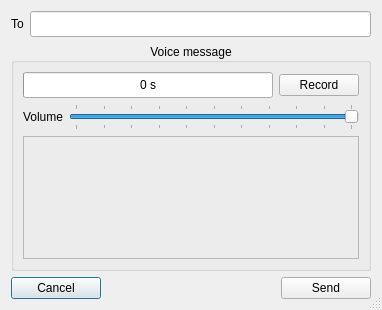
Above: src/voicechat/GuiRecordVoiceMessage.ui from Stkai/BeeBEEP before the change. Below: the same form after it.
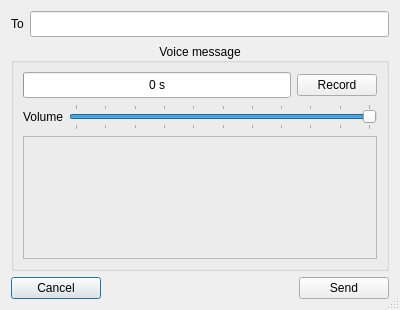
That is the form after the change. Icons and pictures are not drawn.

Diff of the .ui file:
```diff
--- a/src/voicechat/GuiRecordVoiceMessage.ui
+++ b/src/voicechat/GuiRecordVoiceMessage.ui
@@ -9,7 +9,7 @@
    <rect>
     <x>0</x>
     <y>0</y>
-    <width>382</width>
+    <width>400</width>
     <height>310</height>
    </rect>
   </property>
```
